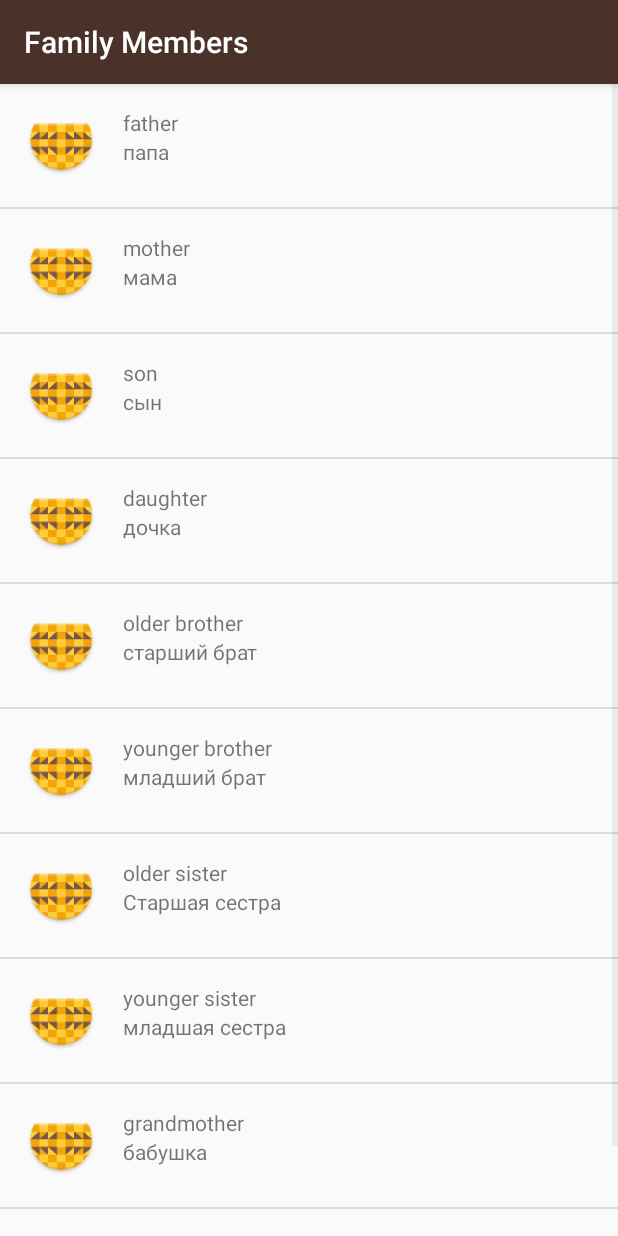
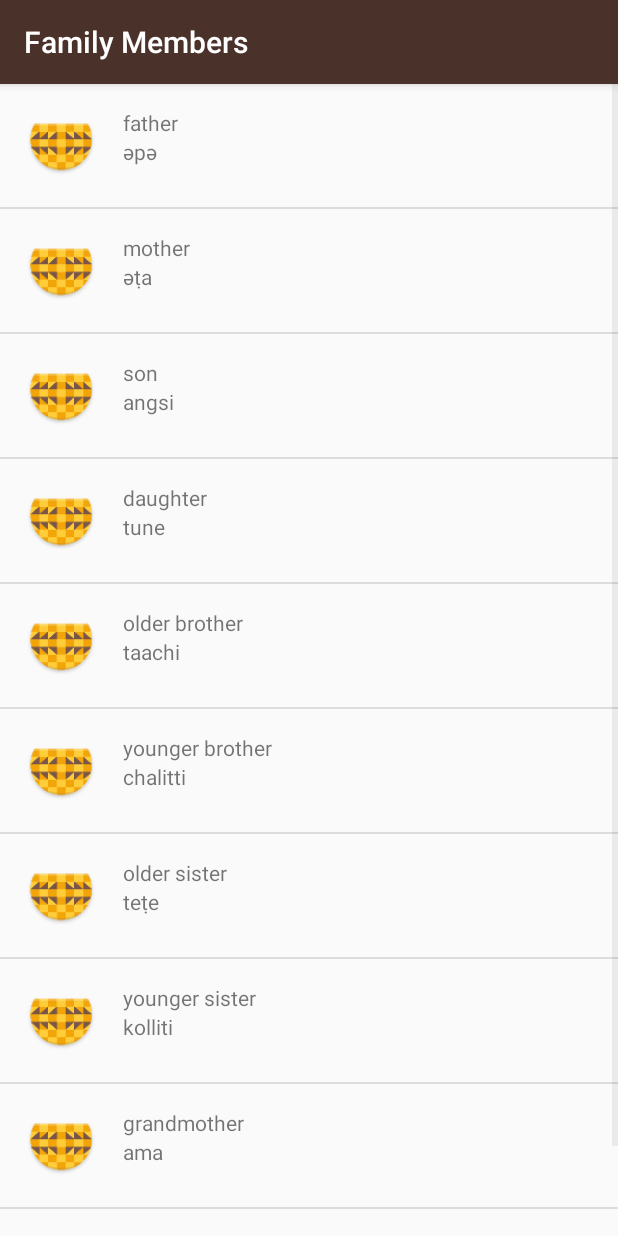
Before and after one commit to sviridovartem/Android-Udacity, an Android app: the FamilyActivity screen opened directly, with no data from a screen before it, on a phone screen of 412 x 824 dp. Run offline under Robolectric (Android 15) with nearby library versions, the phone set to English and light mode, and no system bars.

Commit message:
new init

```diff
--- a/app/src/main/java/com/example/android/miwok/FamilyActivity.java
+++ b/app/src/main/java/com/example/android/miwok/FamilyActivity.java
@@ -15,16 +15,16 @@ public class FamilyActivity extends AppCompatActivity {
 
 
         ArrayList<Word> words = new ArrayList<>();
-        words.add(new Word("father", "папа"));
-        words.add(new Word("mother", "мама"));
-        words.add(new Word("son", "сын"));
-        words.add(new Word("daughter", "дочка"));
-        words.add(new Word("older brother", "старший брат"));
-        words.add(new Word("younger brother", "младший брат"));
-        words.add(new Word("older sister", "Старшая сестра"));
-        words.add(new Word("younger sister", "младшая сестра"));
-        words.add(new Word("grandmother", "бабушка"));
-        words.add(new Word("grandfather", "дедушка"));
+        words.add(new Word("father", "әpә", R.drawable.family_father));
+        words.add(new Word("mother", "әṭa", R.drawable.family_mother));
+        words.add(new Word("son", "angsi", R.drawable.family_son));
+        words.add(new Word("daughter", "tune", R.drawable.family_daughter));
+        words.add(new Word("older brother", "taachi", R.drawable.family_older_brother));
+        words.add(new Word("younger brother", "chalitti", R.drawable.family_younger_brother));
+        words.add(new Word("older sister", "teṭe", R.drawable.family_older_sister));
+        words.add(new Word("younger sister", "kolliti", R.drawable.family_younger_sister));
+        words.add(new Word("grandmother ", "ama", R.drawable.family_grandmother));
+        words.add(new Word("grandfather", "paapa", R.drawable.family_grandfather));
 
 
 
--- a/app/src/main/java/com/example/android/miwok/Word.java
+++ b/app/src/main/java/com/example/android/miwok/Word.java
@@ -7,11 +7,18 @@ package com.example.android.miwok;
 public class Word {
     private String mDefaultTranslation;
     private String mMiwokTranslation;
+    private int mImgResourseId;
 
 
     public Word(String DefaultTranslation, String MiwokTranslation) {
         mDefaultTranslation = DefaultTranslation;
         mMiwokTranslation = MiwokTranslation;
+    }
+
+    public Word(String DefaultTranslation, String MiwokTranslation, int ImgResourseId) {
+        mDefaultTranslation = DefaultTranslation;
+        mMiwokTranslation = MiwokTranslation;
+        mImgResourseId = ImgResourseId;
     }
 
     public String getDefaultTranslation() {
@@ -21,4 +28,8 @@ public class Word {
     public String getMiwokTranslation() {
         return mMiwokTranslation;
     }
+
+    public int getImgResourseId() {
+        return mImgResourseId;
+    }
 }
```
Also changed, not shown: app/src/main/java/com/example/android/miwok/ColorsActivity.java (+9 -8 lines), app/src/main/java/com/example/android/miwok/NumbersActivity.java (+11 -10 lines), app/src/main/java/com/example/android/miwok/PhrasersActivity.java (+10 -10 lines).
